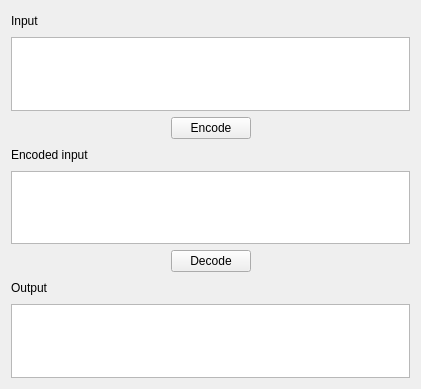
The window that RSA/Rsa.ui (JoBo33/RSA) describes before a commit, drawn with Qt 5.
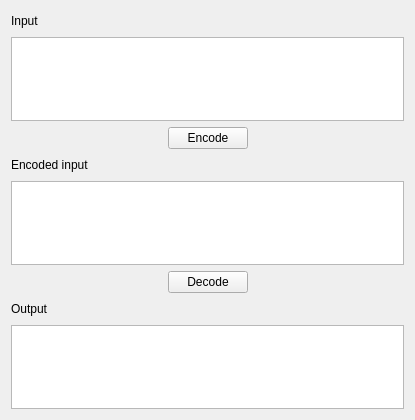
The same window after the commit.

Patch:
```diff
--- a/RSA/Rsa.ui
+++ b/RSA/Rsa.ui
@@ -6,8 +6,8 @@
    <rect>
     <x>0</x>
     <y>0</y>
-    <width>421</width>
-    <height>389</height>
+    <width>415</width>
+    <height>420</height>
    </rect>
   </property>
   <property name="windowTitle">
```
Left out of the diff: 35 changed lines with no effect on the pictures.
